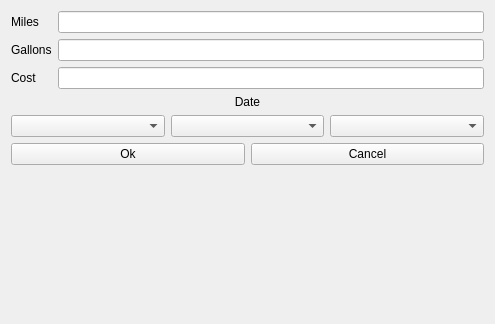
First picture: the form in entryform.ui, repository kc8hfi/fuelmanager, before the edit.
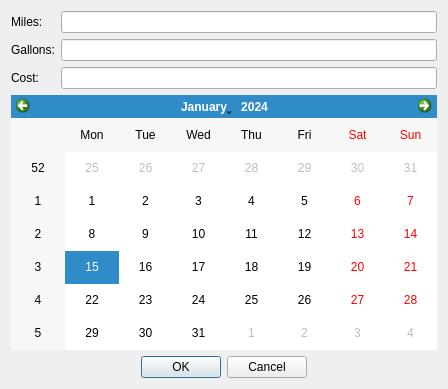
Second picture: the form after the edit.

Commit message: rewrote a bunch of classes added a base class and two child classes

```diff
--- a/entryform.ui
+++ b/entryform.ui
@@ -6,8 +6,8 @@
    <rect>
     <x>0</x>
     <y>0</y>
-    <width>495</width>
-    <height>324</height>
+    <width>448</width>
+    <height>389</height>
    </rect>
   </property>
   <property name="windowTitle">
@@ -19,7 +19,7 @@
      <item row="0" column="0">
       <widget class="QLabel" name="milesLabel">
        <property name="text">
-        <string>Miles</string>
+        <string>Miles:</string>
        </property>
       </widget>
      </item>
@@ -29,7 +29,7 @@
      <item row="1" column="0">
       <widget class="QLabel" name="gallonsLabel">
        <property name="text">
-        <string>Gallons</string>
+        <string>Gallons:</string>
        </property>
       </widget>
      </item>
@@ -39,7 +39,7 @@
      <item row="2" column="0">
       <widget class="QLabel" name="costLabel">
        <property name="text">
-        <string>Cost</string>
+        <string>Cost:</string>
        </property>
       </widget>
      </item>
@@ -49,69 +49,45 @@
     </layout>
    </item>
    <item>
-    <layout class="QGridLayout" name="gridLayout">
-     <item row="1" column="0">
-      <widget class="QComboBox" name="month"/>
-     </item>
-     <item row="1" column="1">
-      <widget class="QComboBox" name="day"/>
-     </item>
-     <item row="1" column="2">
-      <widget class="QComboBox" name="year"/>
-     </item>
-     <item row="0" column="1">
-      <widget class="QLabel" name="dateLabel">
-       <property name="text">
-        <string>Date</string>
-       </property>
-       <property name="alignment">
-        <set>Qt::AlignCenter</set>
-       </property>
-      </widget>
-     </item>
-    </layout>
+    <widget class="QCalendarWidget" name="calendarWidget"/>
    </item>
    <item>
     <layout class="QHBoxLayout" name="horizontalLayout">
      <item>
-      <widget class="QPushButton" name="okButton">
-       <property name="text">
-        <string>Ok</string>
+      <spacer name="horizontalSpacer">
+       <property name="orientation">
+        <enum>Qt::Horizontal</enum>
        </property>
-      </widget>
+       <property name="sizeHint" stdset="0">
+        <size>
+         <width>40</width>
+         <height>20</height>
+        </size>
+       </property>
+      </spacer>
      </item>
      <item>
-      <widget class="QPushButton" name="cancelButton">
-       <property name="text">
-        <string>Cancel</string>
+      <widget class="QDialogButtonBox" name="buttonBox">
+       <property name="standardButtons">
+        <set>QDialogButtonBox::Cancel|QDialogButtonBox::Ok</set>
        </property>
       </widget>
      </item>
+     <item>
+      <spacer name="horizontalSpacer_2">
+       <property name="orientation">
+        <enum>Qt::Horizontal</enum>
+       </property>
+       <property name="sizeHint" stdset="0">
+        <size>
+         <width>40</width>
+         <height>20</height>
+        </size>
+       </property>
+      </spacer>
+     </item>
     </layout>
    </item>
-   <item>
-    <spacer name="verticalSpacer">
-     <property name="orientation">
-      <enum>Qt::Vertical</enum>
-     </property>
-     <property name="sizeHint" stdset="0">
-      <size>
-       <width>20</width>
-       <height>108</height>
-      </size>
-     </property>
-    </spacer>
-   </item>
-   <item>
-    <widget class="QLabel" name="message">
-     <property name="text">
-      <string/>
-     </property>
-     <property name="alignment">
-      <set>Qt::AlignCenter</set>
-     </property>
-    </widget>
-   </item>
   </layout>
  </widget>
  <resources/>
```
Left out of the diff: 51 changed lines with no effect on the pictures. The commit also changes 26 other files.
